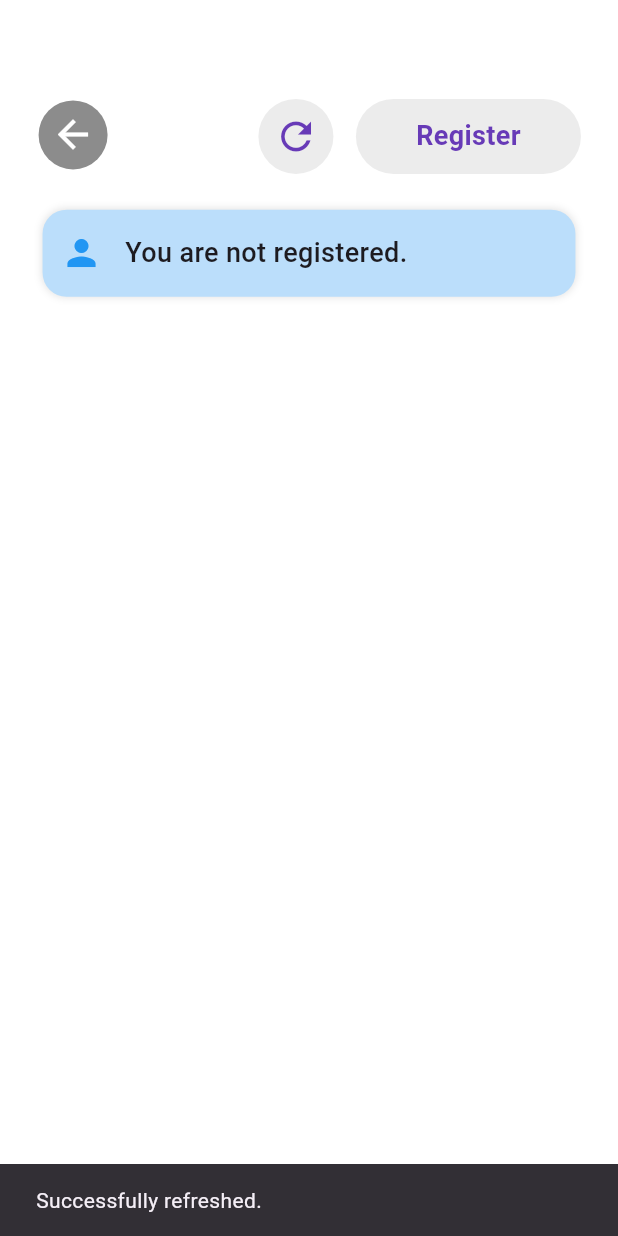
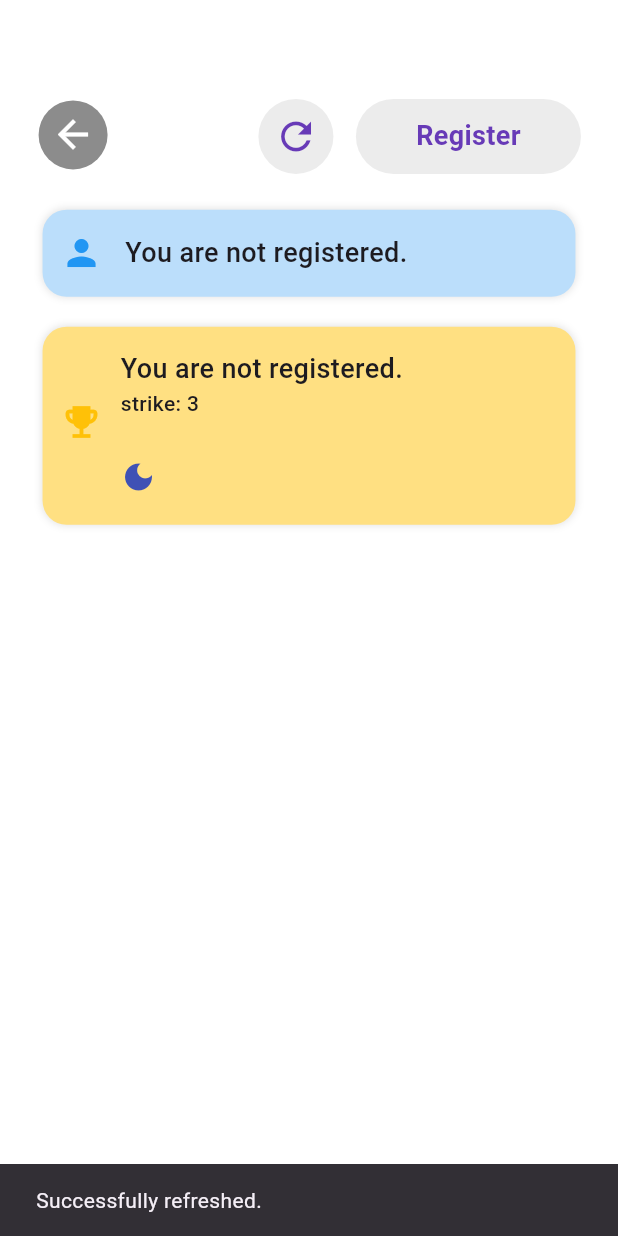
Before and after one commit to deepsleep-project/app, a Flutter app: the screen it shows after launch, after a tap on "Go to bed", after a tap on the "people" icon, on a phone screen of 412 x 824 dp. Run offline on Flutter 3.47's test engine with Material 3 defaults, Android fonts, the phone set to English and light mode, and no system bars; our stand-ins replace fl_chart, flutter_local_notifications, localstorage; missing offline and left inert: alarm; network calls fail.

Commit message:
Feat:  add friend rank

```diff
--- a/lib/friend.dart
+++ b/lib/friend.dart
@@ -2,12 +2,12 @@ class FriendRecord {
   final String username;
   final String userId;
   bool isAsleep;
-  int strike = 0;
+  int strike;
 
   FriendRecord({
     required this.username,
     required this.userId,
     required this.isAsleep,
-    required strike,
+    required this.strike,
   });
 }
--- a/lib/friend_page.dart
+++ b/lib/friend_page.dart
@@ -3,6 +3,7 @@ import 'package:drp_19/storage.dart';
 import 'package:flutter/material.dart';
 import 'internet.dart';
 import 'friend.dart';
+import 'package:drp_19/storage.dart';
 
 class FriendPage extends StatefulWidget {
   const FriendPage({super.key});
@@ -88,6 +89,9 @@ class _FriendPageState extends State<FriendPage> {
         SnackBar(content: Text('Network timeout: failed to reach server.')),
       );
       return;
+    } else {
+
+      sortFriend(friends);
     }
     setState(() {
       _friendRequests = requests;
@@ -102,6 +106,21 @@ class _FriendPageState extends State<FriendPage> {
         ).showSnackBar(SnackBar(content: Text('Successfully refreshed.')));
       }
     });
+  }
+
+  void sortFriend(List<FriendRecord> list) async {
+    bool isasleep = await SleepStorage.loadIsSleeping();
+    int strike1 = await SleepStorage.loadStreak();
+    list.add(FriendRecord(username: _username, userId: _userId, isAsleep: isasleep, strike: strike1));
+    for (int i = 0; i < list.length; i++) {
+      for (int ii = 0; ii < list.length; ii++){
+        if (list[i].strike>list[ii].strike){
+          FriendRecord temp = list[i];
+          list[i] = list[ii];
+          list[ii] = temp;
+        }
+      }
+    }
   }
 
   @override
@@ -467,41 +486,58 @@ class _FriendListState extends State<FriendList> {
   Widget build(BuildContext context) {
     return Column(
       children: widget.friends
+    .asMap()
+    .entries
     .map(
-            (friend) => Container(
+      (entry) {
+        final index = entry.key;
+        final friend = entry.value;
+
+        Color bgColor;
+        Icon rankIcon;
+
+        if (index == 0) {
+          bgColor = Colors.amber[200]!;
+          rankIcon = Icon(Icons.emoji_events, color: Colors.amber, size: 28);
+        } else if (index == 1) {
+          bgColor = Colors.grey[300]!;
+          rankIcon = Icon(Icons.emoji_events, color: Colors.grey, size: 28);
+        } else if (index == 2) {
+          bgColor = Colors.brown[300]!;
+          rankIcon = Icon(Icons.emoji_events, color: Colors.brown, size: 28);
+        } else {
+          bgColor = Colors.blue[50]!;
+          rankIcon = Icon(Icons.person, color: Colors.blueGrey, size: 28);
+        }
+
+        return Container(
           margin: EdgeInsets.symmetric(vertical: 12, horizontal: 16),
-              padding: EdgeInsets.only(
-                left: 12,
-                right: 12,
-                top: 15,
-                bottom: 20,
-              ),
+          padding: EdgeInsets.only(left: 12, right: 12, top: 15, bottom: 20),
           decoration: BoxDecoration(
-                color: Colors.blue[50],
+            color: bgColor,
             borderRadius: BorderRadius.circular(16),
             boxShadow: [BoxShadow(color: Colors.black12, blurRadius: 4)],
           ),
           child: Row(
             children: [
-                  Icon(Icons.person, color: Colors.blueGrey, size: 28),
+              rankIcon,
               SizedBox(width: 12),
               Column(
                 crossAxisAlignment: CrossAxisAlignment.start,
                 children: [
                   Text(
                     friend.username,
-                        style: TextStyle(
-                          fontSize: 18,
-                          fontWeight: FontWeight.w500,
+                    style: TextStyle(fontSize: 18, fontWeight: FontWeight.w500),
                   ),
+                  Text(
+                    'strike: ${friend.strike}',
+                    style: TextStyle(fontSize: 14, fontWeight: FontWeight.w500),
                   ),
                   Text(
                     friend.userId,
                     style: TextStyle(fontSize: 12, color: Colors.grey),
                   ),
                   SizedBox(height: 10),
-                      Column(
-                        children: [
                   friend.isAsleep
                       ? Icon(Icons.dark_mode, color: Colors.indigo)
                       : Icon(Icons.light_mode, color: Colors.orange),
@@ -509,11 +545,11 @@ class _FriendListState extends State<FriendList> {
               ),
             ],
           ),
-                ],
-              ),
-            ),
+        );
+      },
     )
     .toList(),
+
     );
   }
 }
--- a/lib/home_page.dart
+++ b/lib/home_page.dart
@@ -187,6 +187,7 @@ class _HomePageState extends State<HomePage> {
       }
       strike += 1;
     }
+    SleepStorage.saveStreak(strike);
     Internet.setstrike(_userId,strike);
     return strike;
   }
--- a/lib/internet.dart
+++ b/lib/internet.dart
@@ -90,9 +90,9 @@ abstract class Internet {
       for (int i = 0; i < ids.length; i++) {
         String name = await fetchFriendName(ids[i]) ?? '';
         bool isAsleep = await getAsleep(ids[i]);
-        int strike = await strikefetch(ids[i]);
+        int strike1 = await strikefetch(ids[i]);
         result.add(
-          FriendRecord(username: name, userId: ids[i], isAsleep: isAsleep, strike: strike),
+          FriendRecord(username: name, userId: ids[i], isAsleep: isAsleep, strike: strike1),
         );
       }
       return result;
@@ -126,21 +126,21 @@ abstract class Internet {
   }
 
     static Future<int> strikefetch(String friendUID) async {
-    final url = Uri.parse('$_serverURL/Streakset/$friendUID');
+    final url = Uri.parse('$_serverURL/streak/get/$friendUID');
     final response = await http.get(url);
     if (response.statusCode == 200) {
-      return jsonDecode(response.body)["getStreak"] as int;
+      return jsonDecode(response.body) as int;
     } else {
       return 0;
     }
   }
 
   static Future<void> setstrike(String friendUID, int strike) async {
-    final url = Uri.parse('$_serverURL/Streakset');
+    final url = Uri.parse('$_serverURL/streak/set');
     await http.post(
       url,
       headers: {'Content-Type': 'application/json'},
-      body: jsonEncode({'uid': friendUID, 'accept': strike}),
+      body: jsonEncode({'uid': friendUID, 'streak': strike}),
     );
   }
 
--- a/lib/storage.dart
+++ b/lib/storage.dart
@@ -55,7 +55,15 @@ class SleepStorage {
     await _storage.ready;
     await _storage.setItem('currency', value);
   }
+  static Future<int> loadStreak() async {
+    await _storage.ready;
+    return _storage.getItem('streak') ?? 0;
+  }
 
+  static Future<void> saveStreak(int value) async {
+    await _storage.ready;
+    await _storage.setItem('streak', value);
+  }
   static Future<String> loadTargetSleepTime() async {
     await _storage.ready;
     return _storage.getItem('TargetSleepTime') ?? "2025-01-01T23:00:00.000000";
```
Lines whose indentation alone changed are shown as unchanged.
